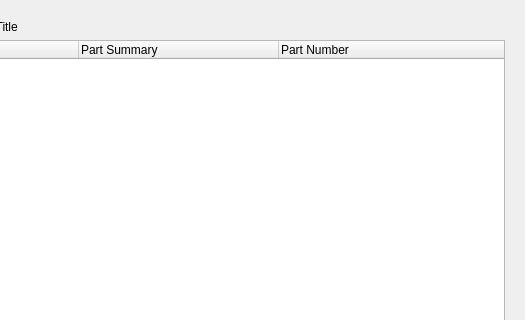
This is ui/wizard_bom_import.ui in jwjulien/inventory as Qt 5 draws it before an edit; both pictures show x 542 to 1067 and y 0 to 320 of the 1067 by 470 pixel window. The edited form follows.
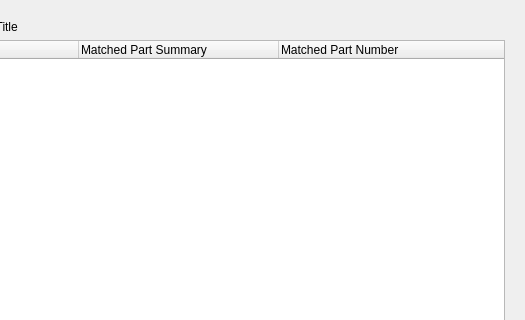
This is the edited form. The open tabs and pages were chosen to show the change. Custom widgets are drawn as their Qt base class.

What changed in the file:
```diff
--- a/ui/wizard_bom_import.ui
+++ b/ui/wizard_bom_import.ui
@@ -229,12 +229,12 @@
          </column>
          <column>
           <property name="text">
-           <string>Part Summary</string>
+           <string>Matched Part Summary</string>
           </property>
          </column>
          <column>
           <property name="text">
-           <string>Part Number</string>
+           <string>Matched Part Number</string>
           </property>
          </column>
         </widget>
```
Left out of the diff: 2 changed lines with no effect on the pictures.
